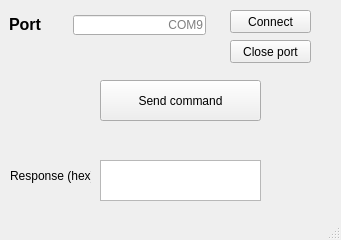
First picture: the form in pyQt/stm_gui.ui, repository AdamStork/dipterv, before the edit.
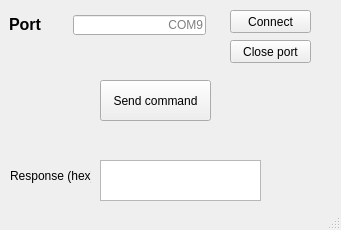
Second picture: the form after the edit.

What changed in the file:
```diff
--- a/pyQt/stm_gui.ui
+++ b/pyQt/stm_gui.ui
@@ -7,7 +7,7 @@
     <x>0</x>
     <y>0</y>
     <width>341</width>
-    <height>240</height>
+    <height>230</height>
    </rect>
   </property>
   <property name="windowTitle">
@@ -81,22 +81,25 @@
    <widget class="QLabel" name="connection_output">
     <property name="geometry">
      <rect>
-      <x>70</x>
-      <y>50</y>
-      <width>141</width>
+      <x>90</x>
+      <y>40</y>
+      <width>111</width>
       <height>20</height>
      </rect>
     </property>
     <property name="text">
      <string/>
     </property>
+    <property name="alignment">
+     <set>Qt::AlignRight|Qt::AlignTrailing|Qt::AlignVCenter</set>
+    </property>
    </widget>
    <widget class="QPushButton" name="command_button">
     <property name="geometry">
      <rect>
       <x>100</x>
       <y>80</y>
-      <width>161</width>
+      <width>111</width>
       <height>41</height>
      </rect>
     </property>
@@ -107,15 +110,18 @@
    <widget class="QLabel" name="command_output">
     <property name="geometry">
      <rect>
-      <x>100</x>
-      <y>130</y>
-      <width>161</width>
+      <x>110</x>
+      <y>120</y>
+      <width>101</width>
       <height>21</height>
      </rect>
     </property>
     <property name="text">
      <string/>
     </property>
+    <property name="alignment">
+     <set>Qt::AlignRight|Qt::AlignTrailing|Qt::AlignVCenter</set>
+    </property>
    </widget>
    <widget class="QPushButton" name="close_button">
     <property name="geometry">
```
